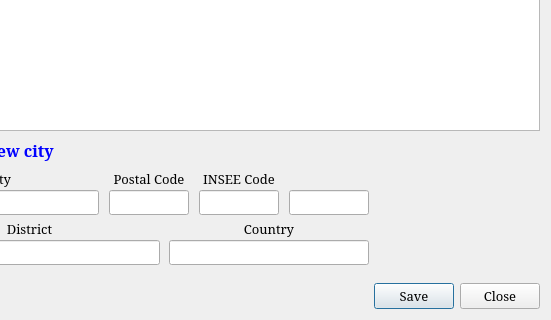
Qt form cities.ui (phioconte/genealogy) before a commit; both pictures show x 321 to 872 and y 140 to 460 of the 872 by 460 pixel window.
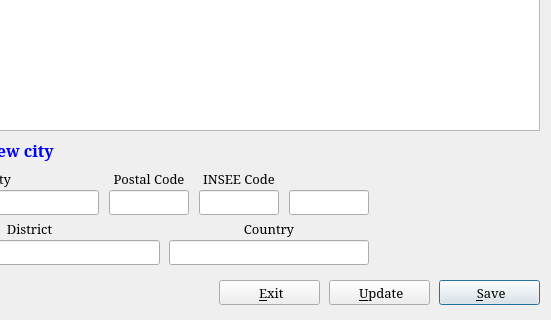
The same form after that commit. Icons and pictures are not drawn.

```diff
--- a/cities.ui
+++ b/cities.ui
@@ -13,31 +13,6 @@
   <property name="windowTitle">
    <string>Cities</string>
   </property>
-  <widget class="QDialogButtonBox" name="buttonBox">
-   <property name="geometry">
-    <rect>
-     <x>470</x>
-     <y>420</y>
-     <width>391</width>
-     <height>32</height>
-    </rect>
-   </property>
-   <property name="font">
-    <font>
-     <family>Serif</family>
-     <pointsize>10</pointsize>
-    </font>
-   </property>
-   <property name="locale">
-    <locale language="English" country="UnitedStates"/>
-   </property>
-   <property name="orientation">
-    <enum>Qt::Horizontal</enum>
-   </property>
-   <property name="standardButtons">
-    <set>QDialogButtonBox::Close|QDialogButtonBox::Save</set>
-   </property>
-  </widget>
   <widget class="QTableWidget" name="CityTable">
    <property name="geometry">
     <rect>
@@ -379,6 +354,75 @@
     <set>Qt::AlignCenter</set>
    </property>
   </widget>
+  <widget class="QPushButton" name="Save">
+   <property name="geometry">
+    <rect>
+     <x>760</x>
+     <y>420</y>
+     <width>101</width>
+     <height>25</height>
+    </rect>
+   </property>
+   <property name="font">
+    <font>
+     <family>Serif</family>
+     <pointsize>10</pointsize>
+    </font>
+   </property>
+   <property name="text">
+    <string> &amp;Save</string>
+   </property>
+   <property name="icon">
+    <iconset>
+     <normaloff>ressources_png/save.jpg</normaloff>ressources_png/save.jpg</iconset>
+   </property>
+  </widget>
+  <widget class="QPushButton" name="Update">
+   <property name="geometry">
+    <rect>
+     <x>650</x>
+     <y>420</y>
+     <width>101</width>
+     <height>25</height>
+    </rect>
+   </property>
+   <property name="font">
+    <font>
+     <family>Serif</family>
+     <pointsize>10</pointsize>
+    </font>
+   </property>
+   <property name="text">
+    <string> &amp;Update</string>
+   </property>
+   <property name="icon">
+    <iconset>
+     <normaloff>ressources_png/update.png</normaloff>ressources_png/update.png</iconset>
+   </property>
+  </widget>
+  <widget class="QPushButton" name="Exit">
+   <property name="geometry">
+    <rect>
+     <x>540</x>
+     <y>420</y>
+     <width>101</width>
+     <height>25</height>
+    </rect>
+   </property>
+   <property name="font">
+    <font>
+     <family>Serif</family>
+     <pointsize>10</pointsize>
+    </font>
+   </property>
+   <property name="text">
+    <string> &amp;Exit</string>
+   </property>
+   <property name="icon">
+    <iconset>
+     <normaloff>ressources_png/quitter.png</normaloff>ressources_png/quitter.png</iconset>
+   </property>
+  </widget>
  </widget>
  <resources/>
  <connections>
```
Left out of the diff: 35 changed lines with no effect on the pictures.
